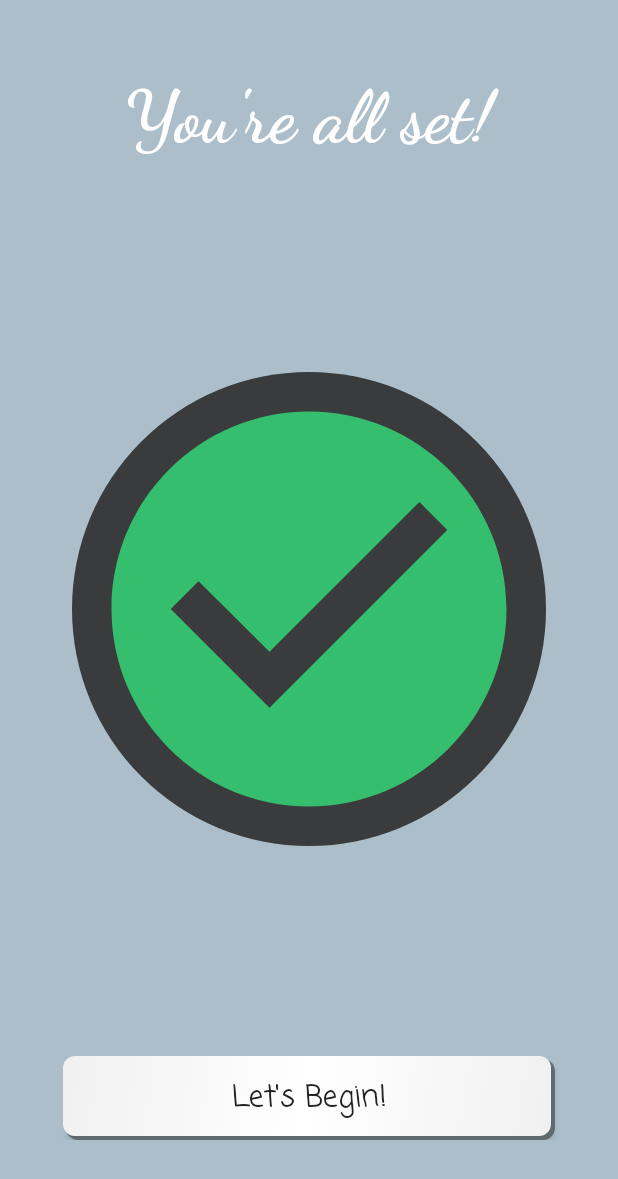
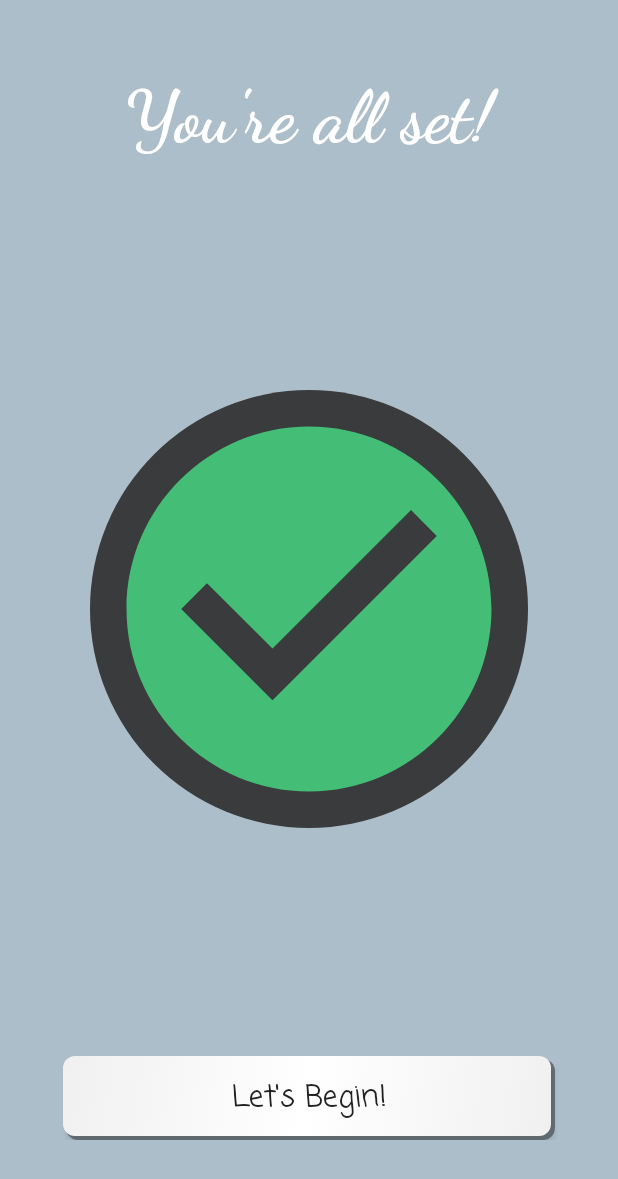
Before and after one commit to Techzune/Maroon, an Android app: the ActivityStartSkip screen opened directly, with no data from a screen before it, on a phone screen of 412 x 824 dp. Shown: the top 1179 px of the screen. Run offline under Robolectric (Android 15) with nearby library versions, the phone set to English and light mode, and no system bars.

Commit message:
Better colors

```diff
--- a/app/src/main/res/drawable/ic_check_circle_green_48px.xml
+++ b/app/src/main/res/drawable/ic_check_circle_green_48px.xml
@@ -1,4 +1,4 @@
 <vector android:height="24dp" android:viewportHeight="24.0"
     android:viewportWidth="24.0" android:width="24dp" xmlns:android="http://schemas.android.com/apk/res/android">
-    <path android:fillColor="#35be6e" android:pathData="M12,2C6.48,2 2,6.48 2,12s4.48,10 10,10 10,-4.48 10,-10S17.52,2 12,2zM10,17l-5,-5 1.41,-1.41L10,14.17l7.59,-7.59L19,8l-9,9z"/>
+    <path android:fillColor="#44bd76" android:pathData="M12,2C6.48,2 2,6.48 2,12s4.48,10 10,10 10,-4.48 10,-10S17.52,2 12,2zM10,17l-5,-5 1.41,-1.41L10,14.17l7.59,-7.59L19,8l-9,9z"/>
 </vector>
--- a/app/src/main/res/layout/activity_start_skip.xml
+++ b/app/src/main/res/layout/activity_start_skip.xml
@@ -45,7 +45,7 @@
                 android:layout_below="@id/startskip_text_major"
                 android:layout_above="@id/startskip_button_begin"
                 android:src="@drawable/ic_check_circle_green_startskip"
-                android:padding="48dp"
+                android:padding="60dp"
                 android:contentDescription="@string/desc_checkMarkImage"/>
 
     </RelativeLayout>
```
